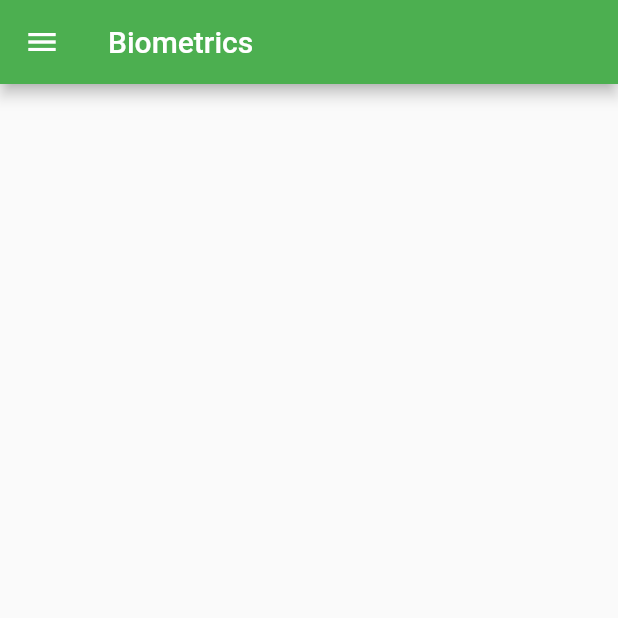
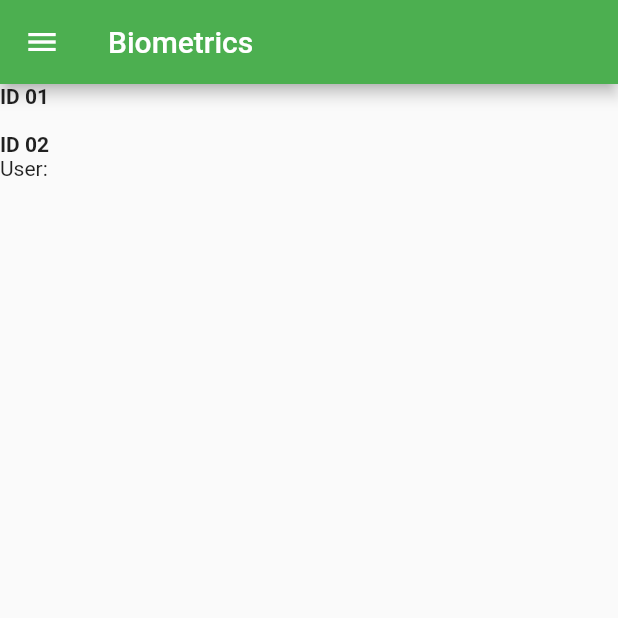
Before and after one commit to NisalC/keystrokes, a Flutter app: the screen it shows once a user with an empty profile is signed in, on a phone screen of 412 x 824 dp, the top half of it. Run offline on Flutter 3.47's test engine with Material 2 defaults, Android fonts, the phone set to English and light mode, and no system bars; our stand-ins replace firebase_auth, firebase_core; missing offline and left inert: dart:html, flutter_login_facebook; accounts and stored records are empty.

Commit message:
landing page changes

```diff
--- a/flutter2.0-firebasestarter/lib/home_page.dart
+++ b/flutter2.0-firebasestarter/lib/home_page.dart
@@ -12,7 +12,8 @@ class HomePage extends StatefulWidget {
 class _HomePageState extends State<HomePage> {
   @override
   Widget build(BuildContext context) {
-    final profil_name = "Nisal C"; // Replace with backend call
+    final _profil_name = "Nisal C"; // Replace with backend call
+    var _user_name = ''; // update this with the updated one from the backend
     return Scaffold(
       appBar: AppBar(
         title: Text('Biometrics'),
@@ -44,6 +45,21 @@ class _HomePageState extends State<HomePage> {
           ],
         ),
       ),
+      body: new ListView(
+        children: <Widget>[
+          Text(
+            'ID 01',
+            style: const TextStyle(fontWeight: FontWeight.bold),
+          ),
+          Text(
+              '$_user_name'), // add the names from the backend to teh second text widget
+          Text(
+            'ID 02',
+            style: const TextStyle(fontWeight: FontWeight.bold),
+          ),
+          Text('User: $_user_name'),
+        ],
+      ),
     );
   }
 }
```
